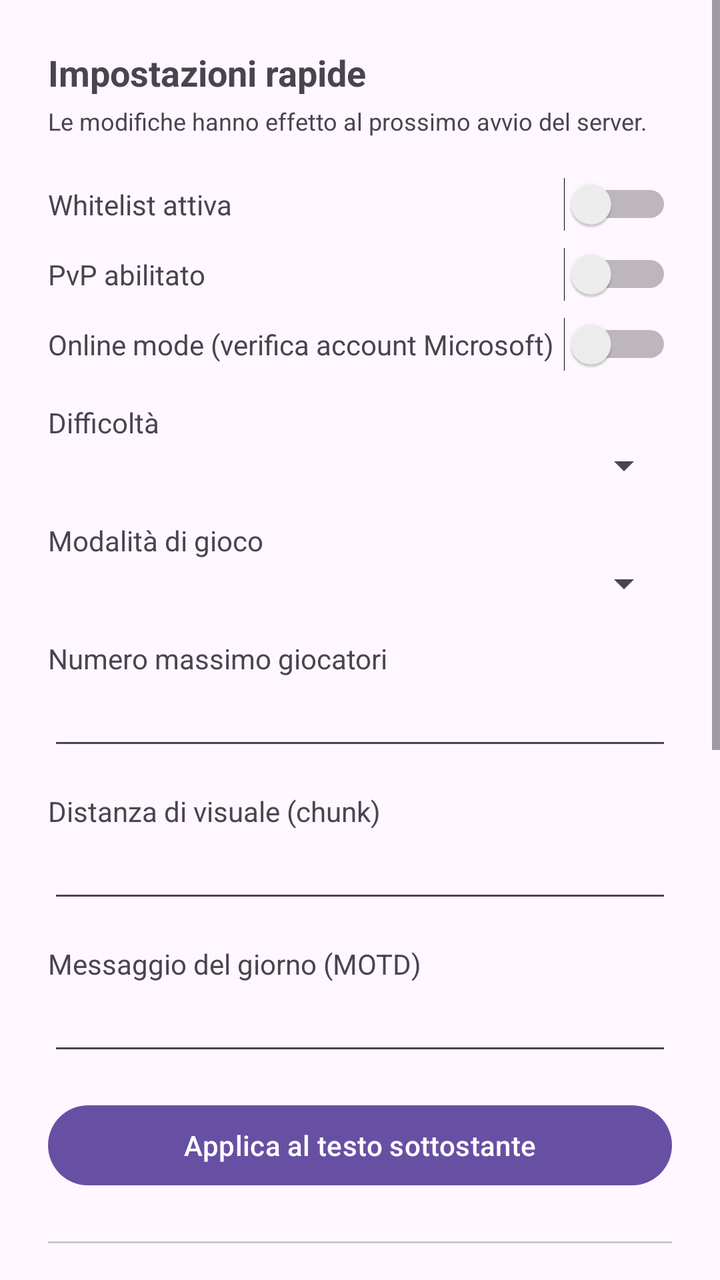
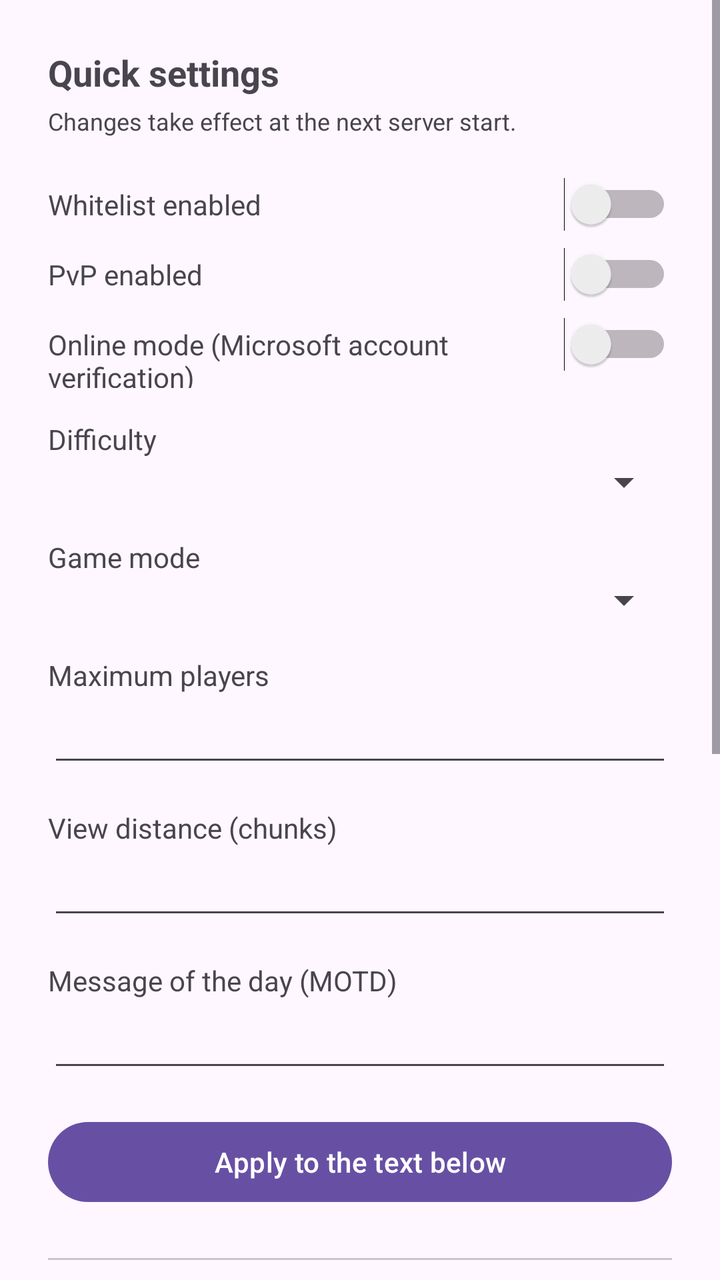

Screens rendered from an Android XML layout before and after an edit, with the pre-edit source and the edit as a unified diff.
<!-- AndroidManifest.xml: application theme Theme.Material3.DayNight -->
<!-- res/layout/activity_server_properties.xml -->
<?xml version="1.0" encoding="utf-8"?>
<ScrollView xmlns:android="http://schemas.android.com/apk/res/android"
    android:layout_width="match_parent"
    android:layout_height="match_parent">

    <LinearLayout
        android:layout_width="match_parent"
        android:layout_height="wrap_content"
        android:orientation="vertical"
        android:padding="24dp">

        <TextView
            android:layout_width="match_parent"
            android:layout_height="wrap_content"
            android:text="Impostazioni rapide"
            android:textSize="18sp"
            android:textStyle="bold" />

        <TextView
            android:layout_width="match_parent"
            android:layout_height="wrap_content"
            android:layout_marginTop="4dp"
            android:layout_marginBottom="12dp"
            android:textSize="12sp"
            android:text="Le modifiche hanno effetto al prossimo avvio del server." />

        <LinearLayout
            android:layout_width="match_parent"
            android:layout_height="wrap_content"
            android:orientation="horizontal"
            android:layout_marginTop="8dp">
            <TextView
                android:layout_width="0dp"
                android:layout_height="wrap_content"
                android:layout_weight="1"
                android:text="Whitelist attiva"
                android:gravity="center_vertical" />
            <Switch
                android:id="@+id/switchWhitelist"
                android:layout_width="wrap_content"
                android:layout_height="wrap_content" />
        </LinearLayout>

        <LinearLayout
            android:layout_width="match_parent"
            android:layout_height="wrap_content"
            android:orientation="horizontal"
            android:layout_marginTop="8dp">
            <TextView
                android:layout_width="0dp"
                android:layout_height="wrap_content"
                android:layout_weight="1"
                android:text="PvP abilitato"
                android:gravity="center_vertical" />
            <Switch
                android:id="@+id/switchPvp"
                android:layout_width="wrap_content"
                android:layout_height="wrap_content" />
        </LinearLayout>

        <LinearLayout
            android:layout_width="match_parent"
            android:layout_height="wrap_content"
            android:orientation="horizontal"
            android:layout_marginTop="8dp">
            <TextView
                android:layout_width="0dp"
                android:layout_height="wrap_content"
                android:layout_weight="1"
                android:text="Online mode (verifica account Microsoft)"
                android:gravity="center_vertical" />
            <Switch
                android:id="@+id/switchOnlineMode"
                android:layout_width="wrap_content"
                android:layout_height="wrap_content" />
        </LinearLayout>

        <TextView
            android:layout_width="match_parent"
            android:layout_height="wrap_content"
            android:layout_marginTop="16dp"
            android:text="Difficoltà" />
        <Spinner
            android:id="@+id/spinnerDifficulty"
            android:layout_width="match_parent"
            android:layout_height="wrap_content" />

        <TextView
            android:layout_width="match_parent"
            android:layout_height="wrap_content"
            android:layout_marginTop="16dp"
            android:text="Modalità di gioco" />
        <Spinner
            android:id="@+id/spinnerGamemode"
            android:layout_width="match_parent"
            android:layout_height="wrap_content" />

        <TextView
            android:layout_width="match_parent"
            android:layout_height="wrap_content"
            android:layout_marginTop="16dp"
            android:text="Numero massimo giocatori" />
        <EditText
            android:id="@+id/inputMaxPlayers"
            android:layout_width="match_parent"
            android:layout_height="wrap_content"
            android:inputType="number" />

        <TextView
            android:layout_width="match_parent"
            android:layout_height="wrap_content"
            android:layout_marginTop="16dp"
            android:text="Distanza di visuale (chunk)" />
        <EditText
            android:id="@+id/inputViewDistance"
            android:layout_width="match_parent"
            android:layout_height="wrap_content"
            android:inputType="number" />

        <TextView
            android:layout_width="match_parent"
            android:layout_height="wrap_content"
            android:layout_marginTop="16dp"
            android:text="Messaggio del giorno (MOTD)" />
        <EditText
            android:id="@+id/inputMotd"
            android:layout_width="match_parent"
            android:layout_height="wrap_content" />

        <Button
            android:id="@+id/buttonApplyQuick"
            android:layout_width="match_parent"
            android:layout_height="wrap_content"
            android:layout_marginTop="16dp"
            android:text="Applica al testo sottostante" />

        <View
            android:layout_width="match_parent"
            android:layout_height="1dp"
            android:layout_marginTop="24dp"
            android:layout_marginBottom="16dp"
            android:background="#33000000" />

        <TextView
            android:layout_width="match_parent"
            android:layout_height="wrap_content"
            android:text="Avanzate (file completo)"
            android:textSize="18sp"
            android:textStyle="bold" />

        <TextView
            android:layout_width="match_parent"
            android:layout_height="wrap_content"
            android:layout_marginTop="4dp"
            android:layout_marginBottom="8dp"
            android:textSize="12sp"
            android:text="Modifica direttamente qualsiasi proprietà, incluse quelle non elencate sopra." />

        <EditText
            android:id="@+id/inputRawProperties"
            android:layout_width="match_parent"
            android:layout_height="300dp"
            android:gravity="top|start"
            android:inputType="textMultiLine"
            android:fontFamily="monospace"
            android:textSize="12sp"
            android:background="#000000"
            android:textColor="#00FF00"
            android:padding="8dp" />

        <Button
            android:id="@+id/buttonSaveProperties"
            android:layout_width="match_parent"
            android:layout_height="wrap_content"
            android:layout_marginTop="16dp"
            android:text="Salva" />

    </LinearLayout>
</ScrollView>
<!-- resources referenced by this layout -->
<resources>

</resources>

<!-- the commit's change to res/layout/activity_server_properties.xml (unified diff, before → after) -->
@@ -12,7 +12,7 @@
         <TextView
             android:layout_width="match_parent"
             android:layout_height="wrap_content"
-            android:text="Impostazioni rapide"
+            android:text="@string/props_quick"
             android:textSize="18sp"
             android:textStyle="bold" />
 
@@ -22,7 +22,7 @@
             android:layout_marginTop="4dp"
             android:layout_marginBottom="12dp"
             android:textSize="12sp"
-            android:text="Le modifiche hanno effetto al prossimo avvio del server." />
+            android:text="@string/props_quick_note" />
 
         <LinearLayout
             android:layout_width="match_parent"
@@ -33,7 +33,7 @@
                 android:layout_width="0dp"
                 android:layout_height="wrap_content"
                 android:layout_weight="1"
-                android:text="Whitelist attiva"
+                android:text="@string/props_whitelist"
                 android:gravity="center_vertical" />
             <Switch
                 android:id="@+id/switchWhitelist"
@@ -50,7 +50,7 @@
                 android:layout_width="0dp"
                 android:layout_height="wrap_content"
                 android:layout_weight="1"
-                android:text="PvP abilitato"
+                android:text="@string/props_pvp"
                 android:gravity="center_vertical" />
             <Switch
                 android:id="@+id/switchPvp"
@@ -67,7 +67,7 @@
                 android:layout_width="0dp"
                 android:layout_height="wrap_content"
                 android:layout_weight="1"
-                android:text="Online mode (verifica account Microsoft)"
+                android:text="@string/props_online"
                 android:gravity="center_vertical" />
             <Switch
                 android:id="@+id/switchOnlineMode"
@@ -79,7 +79,7 @@
             android:layout_width="match_parent"
             android:layout_height="wrap_content"
             android:layout_marginTop="16dp"
-            android:text="Difficoltà" />
+            android:text="@string/props_difficulty" />
         <Spinner
             android:id="@+id/spinnerDifficulty"
             android:layout_width="match_parent"
@@ -89,7 +89,7 @@
             android:layout_width="match_parent"
             android:layout_height="wrap_content"
             android:layout_marginTop="16dp"
-            android:text="Modalità di gioco" />
+            android:text="@string/props_gamemode" />
         <Spinner
             android:id="@+id/spinnerGamemode"
             android:layout_width="match_parent"
@@ -99,7 +99,7 @@
             android:layout_width="match_parent"
             android:layout_height="wrap_content"
             android:layout_marginTop="16dp"
-            android:text="Numero massimo giocatori" />
+            android:text="@string/props_max_players" />
         <EditText
             android:id="@+id/inputMaxPlayers"
             android:layout_width="match_parent"
@@ -110,7 +110,7 @@
             android:layout_width="match_parent"
             android:layout_height="wrap_content"
             android:layout_marginTop="16dp"
-            android:text="Distanza di visuale (chunk)" />
+            android:text="@string/props_view_distance" />
         <EditText
             android:id="@+id/inputViewDistance"
             android:layout_width="match_parent"
@@ -121,7 +121,7 @@
             android:layout_width="match_parent"
             android:layout_height="wrap_content"
             android:layout_marginTop="16dp"
-            android:text="Messaggio del giorno (MOTD)" />
+            android:text="@string/props_motd" />
         <EditText
             android:id="@+id/inputMotd"
             android:layout_width="match_parent"
@@ -132,7 +132,7 @@
             android:layout_width="match_parent"
             android:layout_height="wrap_content"
             android:layout_marginTop="16dp"
-            android:text="Applica al testo sottostante" />
+            android:text="@string/props_apply" />
 
         <View
             android:layout_width="match_parent"
@@ -144,7 +144,7 @@
         <TextView
             android:layout_width="match_parent"
             android:layout_height="wrap_content"
-            android:text="Avanzate (file completo)"
+            android:text="@string/props_advanced"
             android:textSize="18sp"
             android:textStyle="bold" />
 
@@ -154,7 +154,7 @@
             android:layout_marginTop="4dp"
             android:layout_marginBottom="8dp"
             android:textSize="12sp"
-            android:text="Modifica direttamente qualsiasi proprietà, incluse quelle non elencate sopra." />
+            android:text="@string/props_advanced_note" />
 
         <EditText
             android:id="@+id/inputRawProperties"
@@ -173,7 +173,7 @@
             android:layout_width="match_parent"
             android:layout_height="wrap_content"
             android:layout_marginTop="16dp"
-            android:text="Salva" />
+            android:text="@string/edit_save" />
 
     </LinearLayout>
 </ScrollView>
<!-- resource entries referenced after the edit -->
@@ -1,5 +1,18 @@
 <!-- resources referenced by this layout -->
 <resources>
-
+  <string name="edit_save">Save</string>
+  <string name="props_advanced">Advanced (full file)</string>
+  <string name="props_advanced_note">Edit any property directly, including those not listed above.</string>
+  <string name="props_apply">Apply to the text below</string>
+  <string name="props_difficulty">Difficulty</string>
+  <string name="props_gamemode">Game mode</string>
+  <string name="props_max_players">Maximum players</string>
+  <string name="props_motd">Message of the day (MOTD)</string>
+  <string name="props_online">Online mode (Microsoft account verification)</string>
+  <string name="props_pvp">PvP enabled</string>
+  <string name="props_quick">Quick settings</string>
+  <string name="props_quick_note">Changes take effect at the next server start.</string>
+  <string name="props_view_distance">View distance (chunks)</string>
+  <string name="props_whitelist">Whitelist enabled</string>
 </resources>
 
